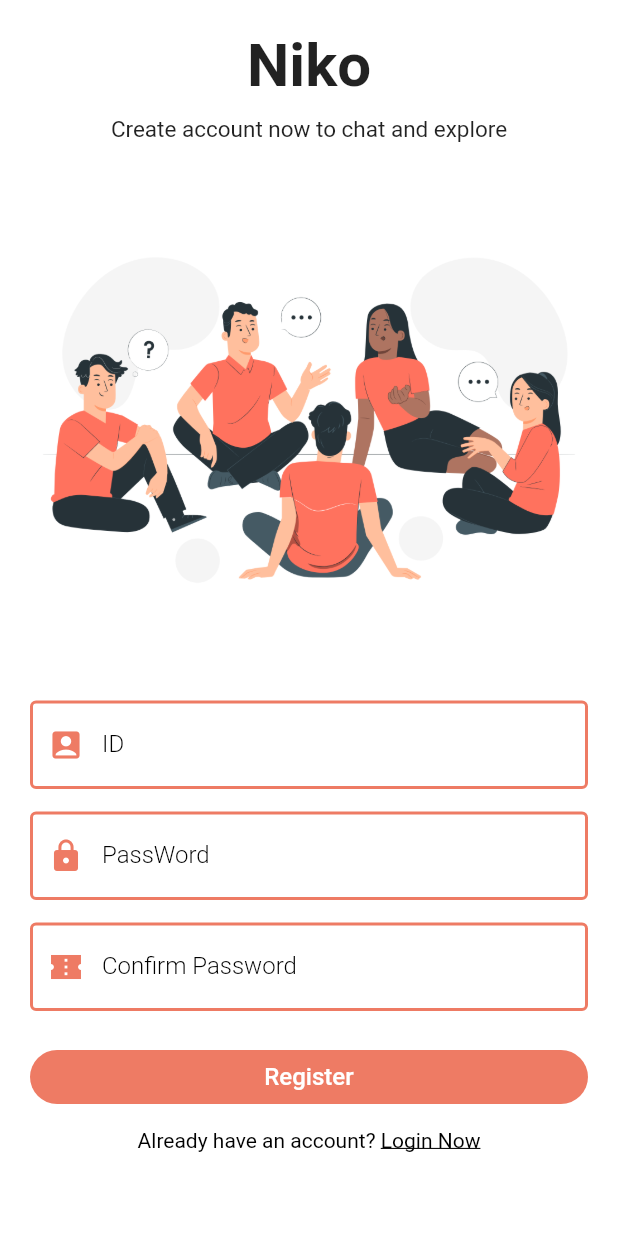
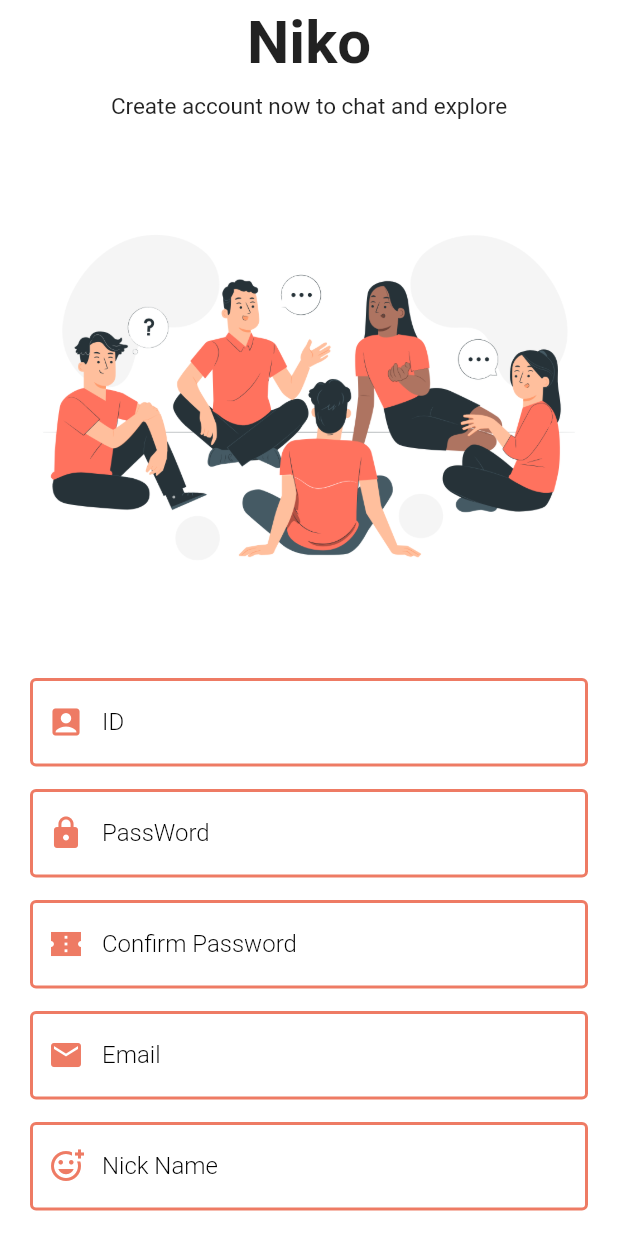
Before and after one commit to fatherscott/niko, a Flutter app: the ResisterPage screen opened directly, on a phone screen of 412 x 824 dp. Run offline on Flutter 3.47's test engine with Material 2 defaults, Android fonts, the phone set to English and light mode, and no system bars; missing offline and left inert: mutex; generated files the repository leaves out were written again.

Commit message:
add nickName eMail

```diff
--- a/client/lib/l10n/app_en.arb
+++ b/client/lib/l10n/app_en.arb
@@ -24,6 +24,10 @@
   "groups": "Groups",
   "logout": "Logout",
   "profile": "Profile",
-  "areYouSureYouWantToLogout":"Are you sure you want to logout?"
+  "areYouSureYouWantToLogout":"Are you sure you want to logout?",
+  "eMail":"Email",
+  "nickName":"Nick Name",
+  "validEMail": "Invalid email format.",
+  "nickNameLength": "PassWord must be at least 4 characters"
 
 }
--- a/client/lib/l10n/app_ko.arb
+++ b/client/lib/l10n/app_ko.arb
@@ -21,5 +21,9 @@
     "groups": "그룹",
     "logout": "사용 종료",
     "profile": "프로필",
-    "areYouSureYouWantToLogout":"로그 아웃 하시겠습니까?"
+    "areYouSureYouWantToLogout":"로그 아웃 하시겠습니까?",
+    "eMail":"이메일",
+    "nickName":"별명",
+    "validEMail": "적합하지 않은 이메일 형식입니다.",
+    "nickNameLength": "별명은 적어도 4자 이상이어야 합니다."
 }
--- a/client/lib/main.dart
+++ b/client/lib/main.dart
@@ -35,7 +35,7 @@ class _MyAppState extends State<MyApp> {
   }
 
   getUserLoggedInStatus() async {
-    sessionService.getAuthData().then((value) {
+    sessionService.get().then((value) {
       if (value.$1.isNotEmpty) {
         _isSignedIn = true;
       }
--- a/client/lib/model/account.dart
+++ b/client/lib/model/account.dart
@@ -3,20 +3,26 @@ import 'package:niko_client/model/base.dart';
 class AccountCreateRequest extends RequsetBase {
   String id;
   String password;
+  String nickName;
+  String eMail;
 
-  AccountCreateRequest(this.id, this.password, String? authData)
-      : super(authData);
+  AccountCreateRequest(this.id, this.password, this.nickName, this.eMail)
+      : super(null);
 
   Map<String, dynamic> toJson() {
     return {
       'Id': id,
       'Password': password,
+      'NickName': nickName,
+      'EMail': eMail,
     };
   }
 
   AccountCreateRequest.fromJson(Map<String, dynamic> json)
       : id = json['Id'],
         password = json['Password'],
+        nickName = json['NickName'],
+        eMail = json['EMail'],
         super(null);
 }
 
@@ -59,15 +65,21 @@ class AccountLoginRequest extends RequsetBase {
 class AccountLoginResponse extends ResponseBase {
   AccountLoginResponse(String errorMesage) : super(errorMesage);
   String authData = "";
+  String nickName = "";
+  String eMail = "";
 
   Map<String, dynamic> toJson() {
     return {
       'AuthData': authData,
+      'NickName': nickName,
+      'EMail': eMail,
       'ErrorMessage': errorMesage,
     };
   }
 
   AccountLoginResponse.fromJson(Map<String, dynamic> json)
       : authData = json['AuthData'],
+        nickName = json['NickName'],
+        eMail = json['EMail'],
         super(json['ErrorMessage']);
 }
--- a/client/lib/pages/account/login_page.dart
+++ b/client/lib/pages/account/login_page.dart
@@ -149,7 +149,7 @@ class _LoginPageState extends State<LoginPage> {
           if (value != null) {
             showSnackBar(context, AppLocalizations.of(context)!.loginSuccessful,
                 Colors.green);
-            sessionService.setAuthData(id, value.authData);
+            sessionService.set(id, value.nickName, value.eMail, value.authData);
             nextScreen(context, const HomePage());
           } else {
             showSnackBar(context,
--- a/client/lib/pages/account/register_page.dart
+++ b/client/lib/pages/account/register_page.dart
@@ -22,6 +22,8 @@ class _ResisterPageState extends State<ResisterPage> {
   String id = "";
   String password = "";
   String confirm = "";
+  String eMail = "";
+  String nickName = "";
 
   AccountService accountService = AccountService();
   SessionService sessionService = SessionService();
@@ -36,7 +38,7 @@ class _ResisterPageState extends State<ResisterPage> {
           : SingleChildScrollView(
               child: Padding(
                   padding:
-                      const EdgeInsets.symmetric(horizontal: 20, vertical: 20),
+                      const EdgeInsets.symmetric(horizontal: 20, vertical: 5),
                   child: Form(
                       key: formKey,
                       child: Column(
@@ -118,6 +120,50 @@ class _ResisterPageState extends State<ResisterPage> {
                             },
                             //check the validation
                           ),
+                          const SizedBox(height: 15),
+                          TextFormField(
+                            decoration: textInputDecoration.copyWith(
+                                labelText: AppLocalizations.of(context)!.eMail,
+                                prefixIcon: Icon(Icons.email,
+                                    color: Theme.of(context).primaryColor)),
+                            validator: (val) {
+                              bool emailValid = RegExp(
+                                      r"^[a-zA-Z0-9.a-zA-Z0-9.!#$%&'*+-/=?^_`{|}~]+@[a-zA-Z0-9]+\.[a-zA-Z]+")
+                                  .hasMatch(val!);
+
+                              if (emailValid == false) {
+                                return AppLocalizations.of(context)!.validEMail;
+                              } else {
+                                return null;
+                              }
+                            },
+                            onChanged: (val) {
+                              setState(() {
+                                eMail = val;
+                              });
+                            },
+                          ),
+                          const SizedBox(height: 15),
+                          TextFormField(
+                            decoration: textInputDecoration.copyWith(
+                                labelText:
+                                    AppLocalizations.of(context)!.nickName,
+                                prefixIcon: Icon(Icons.add_reaction_outlined,
+                                    color: Theme.of(context).primaryColor)),
+                            validator: (val) {
+                              if (val!.length < 4) {
+                                return AppLocalizations.of(context)!
+                                    .nickNameLength;
+                              } else {
+                                return null;
+                              }
+                            },
+                            onChanged: (val) {
+                              setState(() {
+                                nickName = val;
+                              });
+                            },
+                          ),
                           const SizedBox(height: 20),
                           SizedBox(
                             width: double.infinity,
@@ -171,7 +217,9 @@ class _ResisterPageState extends State<ResisterPage> {
         _isLoading = true;
       });
 
-      accountService.registerUserWithIdandPassword(id, password).then((value) {
+      accountService
+          .registerUserWithIdandPassword(id, password, nickName, eMail)
+          .then((value) {
         setState(() {
           _isLoading = false;
         });
@@ -181,7 +229,7 @@ class _ResisterPageState extends State<ResisterPage> {
         } else if (value != null) {
           showSnackBar(context, AppLocalizations.of(context)!.accountCreated,
               Colors.green);
-          sessionService.setAuthData(id, value.authData);
+          sessionService.set(id, nickName, eMail, value.authData);
           nextScreen(context, const HomePage());
         }
       });
--- a/client/lib/service/session_service.dart
+++ b/client/lib/service/session_service.dart
@@ -17,35 +17,44 @@ class SessionService {
 
   String authData = "";
   String id = "";
+  String nickName = "";
+  String eMail = "";
 
-  void setAuthData(String id, String data) async {
+  void set(String id, String nickName, String eMail, String data) async {
     await _m!.acquire();
     // No other lock can be acquired until the lock is released
     try {
       // critical section with asynchronous code
       authData = data;
       this.id = id;
+      this.nickName = nickName;
+      this.eMail = eMail;
     } finally {
       _m!.release();
     }
   }
 
-  Future<(String, String)> getAuthData() async {
+  Future<(String, String, String, String)> get() async {
     String authData = "";
     String id = "";
+    String nickName = "";
+    String eMail = "";
+
     await _m!.acquire();
     // No other lock can be acquired until the lock is released
     try {
       authData = this.authData;
       id = this.id;
+      nickName = this.nickName;
+      eMail = this.eMail;
       // critical section with asynchronous code
     } finally {
       _m!.release();
     }
-    return (id, authData);
+    return (id, nickName, eMail, authData);
   }
 
   void logout() async {
-    setAuthData("", "");
+    set("", "", "", "");
   }
 }
```
Also changed, not shown: client/lib/pages/account/profile_page.dart (+62 -3 lines), client/lib/pages/home_page.dart (+13 -5 lines), client/lib/service/account_service.dart (+5 -4 lines), client/pubspec.lock, 7 other files.
